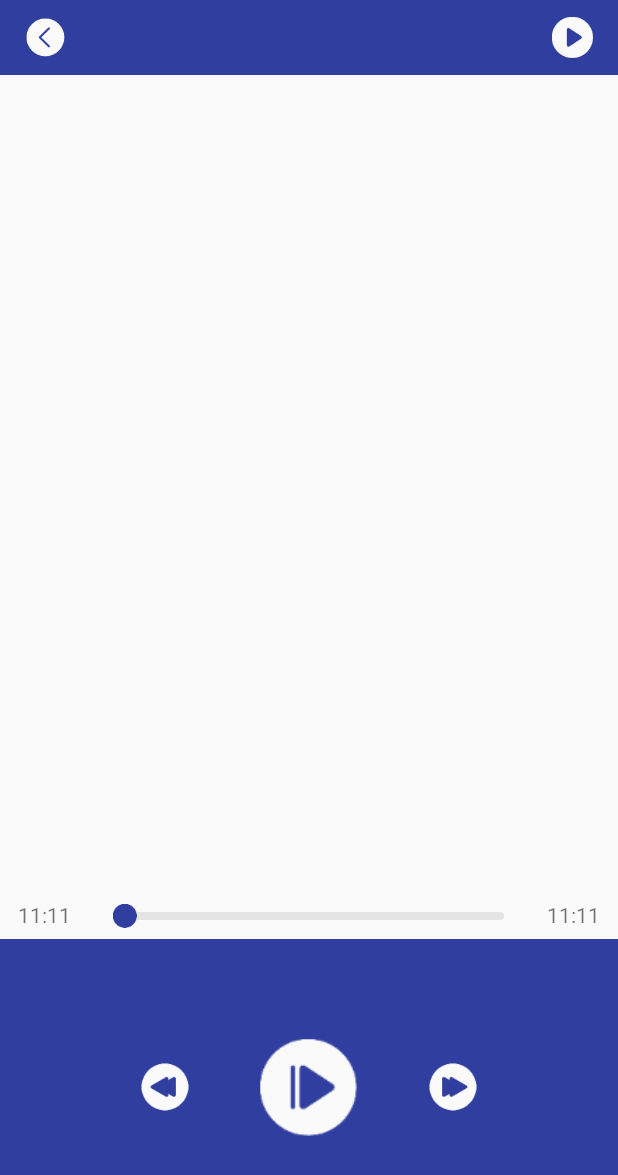
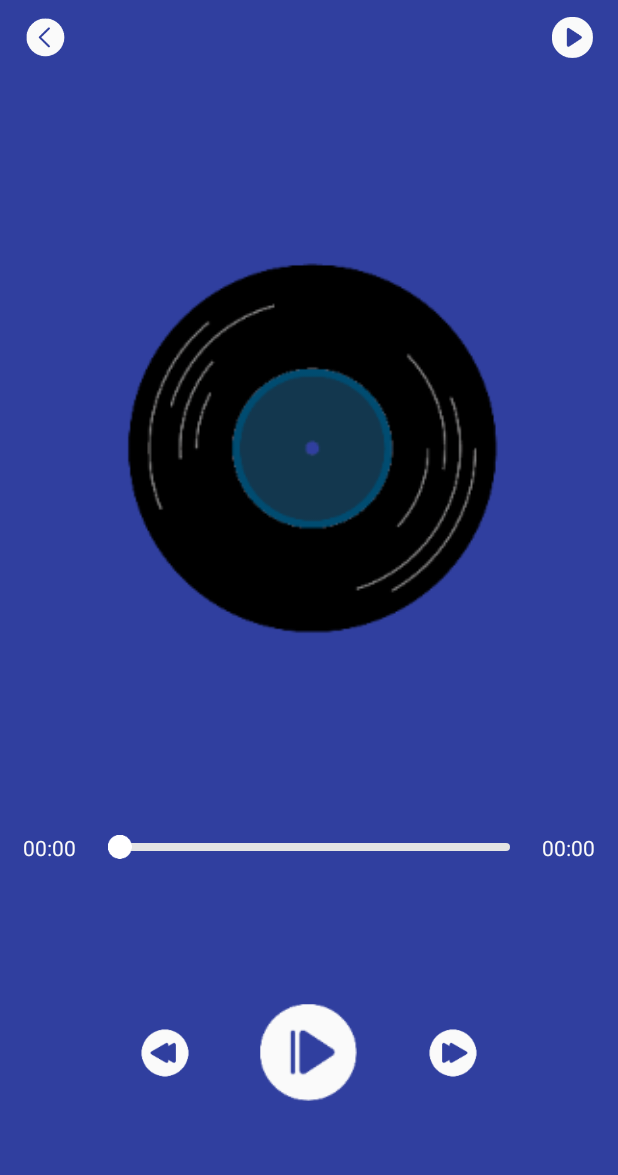
Before and after one commit to PawNzZi/xmlyt, an Android app: the layout activity_palyaduio.xml on its own in the app's theme, with its tools: preview values and no code run, on a phone screen of 412 x 824 dp. Shown: the top 1175 px of the screen. Run offline under Robolectric (Android 15) with nearby library versions, the phone set to English and light mode, and no system bars; plain views replace SpinKitView.

Commit message:
修改播放页面

```diff
--- a/app/src/main/res/drawable/seekbar_brightness_selector.xml
+++ b/app/src/main/res/drawable/seekbar_brightness_selector.xml
@@ -12,7 +12,7 @@
         <clip>
             <shape>
                 <corners android:radius="6dp" />
-                <solid android:color="#303f9f" />
+                <solid android:color="@color/colorSub" />
             </shape>
         </clip>
     </item>
--- a/app/src/main/res/layout/activity_palyaduio.xml
+++ b/app/src/main/res/layout/activity_palyaduio.xml
@@ -2,48 +2,65 @@
 <RelativeLayout xmlns:android="http://schemas.android.com/apk/res/android"
     android:orientation="vertical"
     android:layout_width="match_parent"
-    android:layout_height="match_parent">
+    android:layout_height="match_parent"
+    android:background="@color/colorPrimaryDark"
+    >
 
     <include
         android:id="@+id/title_bar"
         layout="@layout/title_bar" />
 
-    <ImageView
-        android:id="@+id/bookThumb"
+    <LinearLayout
+        android:id="@+id/cover_layout"
         android:layout_width="match_parent"
-        android:layout_height="550dp"
+        android:layout_height="500dp"
         android:layout_below="@id/title_bar"
-        />
+        android:gravity="center_horizontal"
+
+        >
+        <ImageView
+            android:id="@+id/bookThumb"
+            android:layout_width="300dp"
+            android:layout_height="300dp"
+            android:src="@mipmap/cover"
+            android:layout_gravity="center_vertical"
+            />
+
+    </LinearLayout>
+
     <LinearLayout
         android:id="@+id/linearLayout"
         android:layout_width="match_parent"
         android:layout_height="wrap_content"
         android:orientation="horizontal"
-        android:layout_below="@id/bookThumb"
-        android:gravity="center_horizontal"
+        android:layout_below="@id/cover_layout"
+        android:gravity="center_vertical"
         >
+
         <TextView
             android:id="@+id/currentTime"
             android:layout_width="wrap_content"
             android:layout_height="wrap_content"
-            android:text="11:11"
-            android:layout_weight="1"
-            android:gravity="center_horizontal"
-
+            android:layout_marginRight="5dp"
+            android:gravity="center_vertical"
+            android:layout_marginLeft="15dp"
+            android:textColor="@color/color_font"
+            android:text="@string/current_position"
             >
 
         </TextView>
         <androidx.appcompat.widget.AppCompatSeekBar
             android:id="@+id/seekbar"
-            android:layout_width="wrap_content"
+            android:layout_width="0dp"
             android:layout_height="30dp"
-            android:layout_marginTop="-4dp"
             android:maxHeight="5dp"
             android:progressDrawable="@drawable/seekbar_brightness_selector"
             android:splitTrack="false"
-            android:thumb="@mipmap/seekbar_qiu"
+            android:thumb="@mipmap/seekbar_thumb"
             android:thumbOffset="0dp"
             android:layout_weight="10"
+            android:paddingLeft="0dp"
+            android:paddingRight="0dp"
             >
 
         </androidx.appcompat.widget.AppCompatSeekBar>
@@ -52,9 +69,11 @@
             android:id="@+id/totalTime"
             android:layout_width="wrap_content"
             android:layout_height="wrap_content"
-            android:text="11:11"
-            android:layout_weight="1"
-            android:gravity="center_horizontal"
+            android:layout_marginRight="15dp"
+            android:gravity="center_vertical"
+            android:layout_marginLeft="5dp"
+            android:textColor="@color/color_font"
+            android:text="@string/total_duration"
             >
         </TextView>
 
--- a/app/src/main/res/values/colors.xml
+++ b/app/src/main/res/values/colors.xml
@@ -14,4 +14,5 @@
     <color name="colorError">#ed4014</color>
     <color name="red_normal">#FF0000</color>
     <color name="red_pressed">#FF6666</color>
+    <color name="color_font">#FAFAFA</color>
 </resources>
--- a/app/src/main/res/values/strings.xml
+++ b/app/src/main/res/values/strings.xml
@@ -11,4 +11,6 @@
     <string name="play_histtory">播放历史</string>
     <string name="spinner_text">第1-50集</string>
     <string name="developer">by:阿威湿了</string>
+    <string name="current_position">00:00</string>
+    <string name="total_duration">00:00</string>
 </resources>
```
Also changed, not shown: app/src/main/java/cn/lingyikz/soundbook/soundbook/home/activity/PlayAudioActivity.java (+63 -4 lines), app/src/main/res/anim/cover_roate.xml (added, +13 -0 lines), app/src/main/res/anim/translate_in.xml (deleted, +0 -10 lines), app/src/main/res/anim/translate_out.xml (deleted, +0 -10 lines), app/src/main/res/mipmap-xxxhdpi/cover.png (added), app/src/main/res/mipmap-xxxhdpi/seekbar_qiu.png (deleted), app/src/main/res/mipmap-xxxhdpi/seekbar_thumb.png (added).
